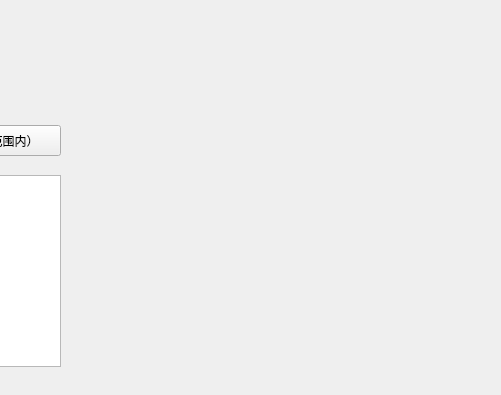
Qt form caculator(with qt gui)/caculator(with qt gui)/poly_gui.ui (AhaLims/calculator) before a commit; both pictures show x 490 to 991 and y 515 to 910 of the 1076 by 910 pixel window.
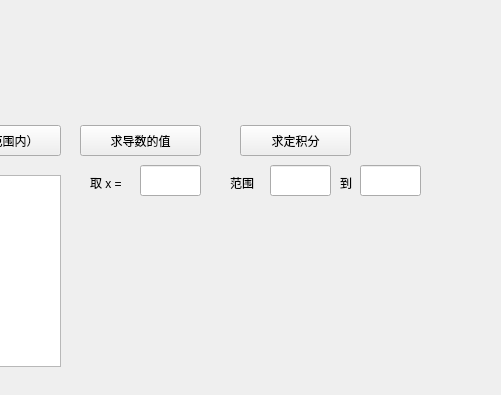
The same form after that commit.

Commit message: now poly can get intergral and diff value

```diff
--- a/caculator(with qt gui)/caculator(with qt gui)/poly_gui.ui
+++ b/caculator(with qt gui)/caculator(with qt gui)/poly_gui.ui
@@ -145,6 +145,101 @@
    </property>
    <layout class="QHBoxLayout" name="horizontalLayout"/>
   </widget>
+  <widget class="QPushButton" name="get_dif_value">
+   <property name="geometry">
+    <rect>
+     <x>570</x>
+     <y>640</y>
+     <width>121</width>
+     <height>31</height>
+    </rect>
+   </property>
+   <property name="text">
+    <string>求导数的值</string>
+   </property>
+  </widget>
+  <widget class="QLabel" name="label_4">
+   <property name="geometry">
+    <rect>
+     <x>580</x>
+     <y>690</y>
+     <width>72</width>
+     <height>15</height>
+    </rect>
+   </property>
+   <property name="text">
+    <string>取 x = </string>
+   </property>
+  </widget>
+  <widget class="QPushButton" name="get_zero_3">
+   <property name="geometry">
+    <rect>
+     <x>730</x>
+     <y>640</y>
+     <width>111</width>
+     <height>31</height>
+    </rect>
+   </property>
+   <property name="text">
+    <string>求定积分</string>
+   </property>
+  </widget>
+  <widget class="QLabel" name="label_5">
+   <property name="geometry">
+    <rect>
+     <x>720</x>
+     <y>690</y>
+     <width>41</width>
+     <height>16</height>
+    </rect>
+   </property>
+   <property name="text">
+    <string>范围</string>
+   </property>
+  </widget>
+  <widget class="QLabel" name="label_6">
+   <property name="geometry">
+    <rect>
+     <x>830</x>
+     <y>690</y>
+     <width>21</width>
+     <height>16</height>
+    </rect>
+   </property>
+   <property name="text">
+    <string>到</string>
+   </property>
+  </widget>
+  <widget class="QLineEdit" name="dif_value">
+   <property name="geometry">
+    <rect>
+     <x>630</x>
+     <y>680</y>
+     <width>61</width>
+     <height>31</height>
+    </rect>
+   </property>
+  </widget>
+  <widget class="QLineEdit" name="range1">
+   <property name="geometry">
+    <rect>
+     <x>760</x>
+     <y>680</y>
+     <width>61</width>
+     <height>31</height>
+    </rect>
+   </property>
+  </widget>
+  <widget class="QLineEdit" name="range2">
+   <property name="geometry">
+    <rect>
+     <x>850</x>
+     <y>680</y>
+     <width>61</width>
+     <height>31</height>
+    </rect>
+   </property>
+  </widget>
  </widget>
  <layoutdefault spacing="6" margin="11"/>
  <resources>
```
Left out of the diff: 34 changed lines with no effect on the pictures. The commit also changes 14 other files.
